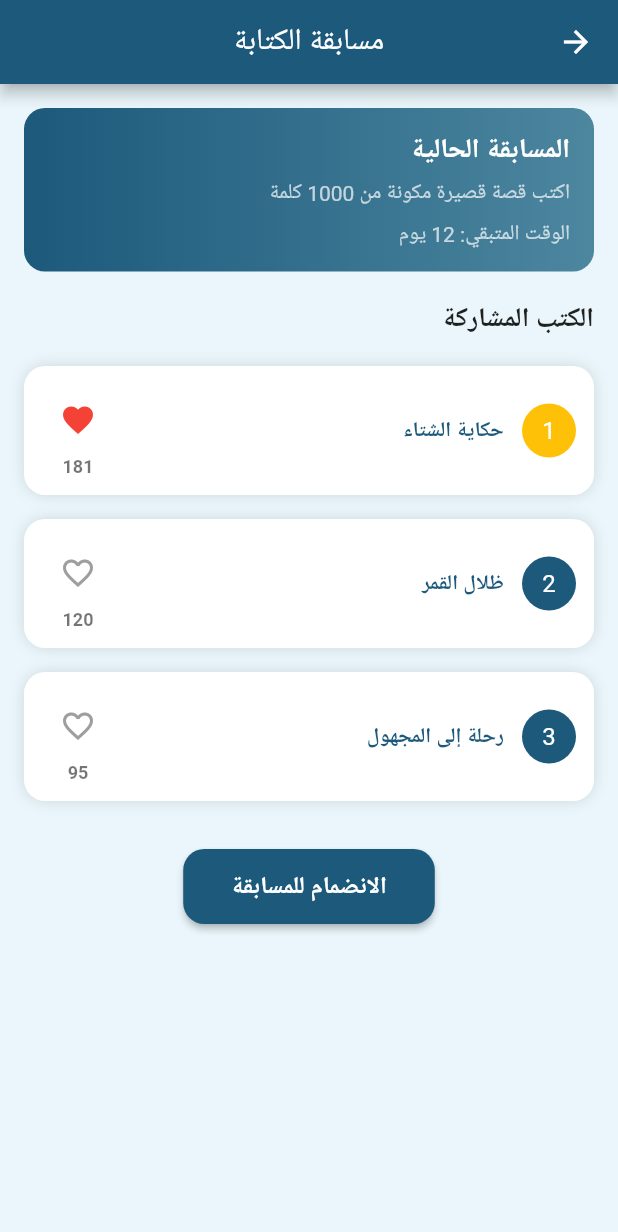
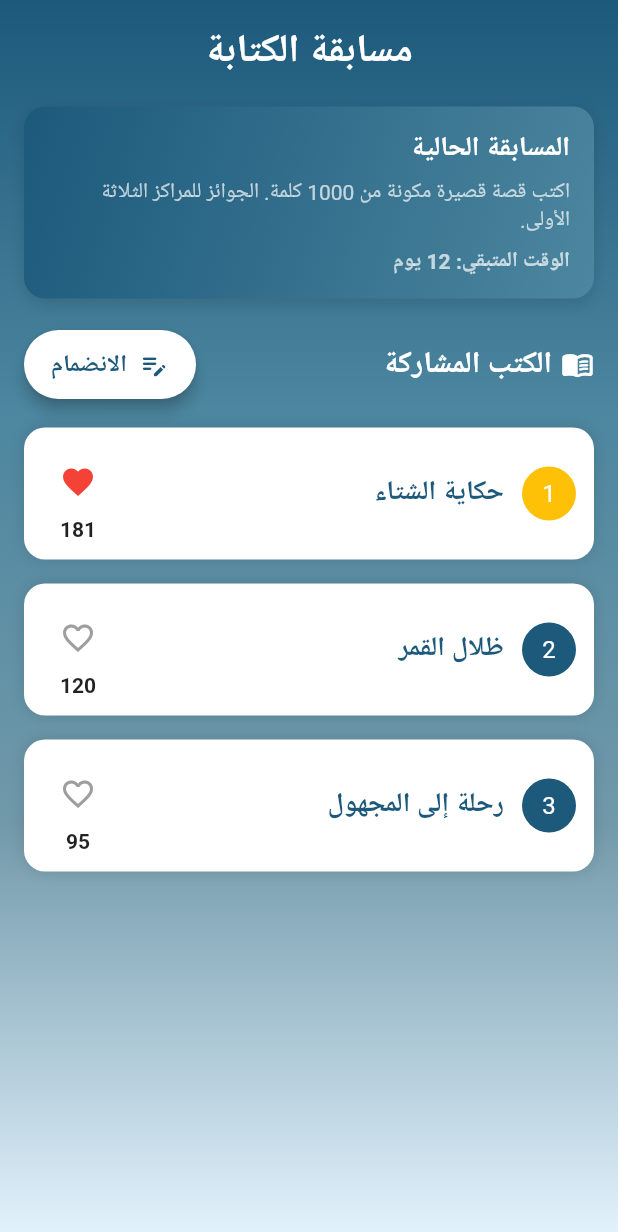
Before and after one commit to EngMohammadMostafa/Journey-of-a-pen_Frontend, a Flutter app: the WritingCompetitionsPage screen opened directly, after a tap on the "favorite outline" icon, on a phone screen of 412 x 824 dp. Shown: the top 1232 px of the screen. Run offline on Flutter 3.47's test engine with Material 2 defaults, Android fonts, the phone set to English and light mode, and no system bars; our stand-ins replace dio, open_file, shared_preferences; missing offline and left inert: advance_pdf_viewer2; accounts and stored records are empty; network calls fail.

Commit message:
تنسيقات واجهة المسابقة

```diff
--- a/lib/features/competitions/presentation/page/writing_competitions.dart
+++ b/lib/features/competitions/presentation/page/writing_competitions.dart
@@ -1,4 +1,3 @@
-import 'dart:io';
 import 'package:flutter/material.dart';
 import 'package:shared_preferences/shared_preferences.dart';
 
@@ -14,24 +13,9 @@
     with SingleTickerProviderStateMixin {
 
   List<Map<String, dynamic>> books = [
-    {
-      "id": "book_1",
-      "title": "ظلال القمر",
-      "likes_count": 120,
-      "filePath": null,
-    },
-    {
-      "id": "book_2",
-      "title": "رحلة إلى المجهول",
-      "likes_count": 95,
-      "filePath": null,
-    },
-    {
-      "id": "book_3",
-      "title": "حكاية الشتاء",
-      "likes_count": 180,
-      "filePath": null,
-    },
+    {"id": "book_1", "title": "ظلال القمر", "likes_count": 120},
+    {"id": "book_2", "title": "رحلة إلى المجهول", "likes_count": 95},
+    {"id": "book_3", "title": "حكاية الشتاء", "likes_count": 180},
   ];
 
   bool _loading = true;
@@ -50,51 +34,31 @@
     _loadState();
   }
 
-  @override
-  void dispose() {
-    _animController.dispose();
-    super.dispose();
+  Future<void> _loadState() async {
+    final prefs = await SharedPreferences.getInstance();
+    likedBooks = (prefs.getStringList('liked_books') ?? []).toSet();
+    books.sort((a, b) => b['likes_count'].compareTo(a['likes_count']));
+    setState(() => _loading = false);
   }
 
-  Future<void> _loadState() async {
+  void _toggleLike(String id) async {
     final prefs = await SharedPreferences.getInstance();
-    final likedList = prefs.getStringList('liked_books') ?? [];
-
     setState(() {
-      likedBooks = likedList.toSet();
-      books.sort((a, b) =>
-          (b['likes_count'] as int).compareTo(a['likes_count'] as int));
-      _loading = false;
+      final i = books.indexWhere((e) => e['id'] == id);
+      if (likedBooks.contains(id)) {
+        likedBooks.remove(id);
+        books[i]['likes_count']--;
+      } else {
+        likedBooks.add(id);
+        books[i]['likes_count']++;
+      }
+      books.sort((a, b) => b['likes_count'].compareTo(a['likes_count']));
     });
-  }
-
-  Future<void> _saveLikes() async {
-    final prefs = await SharedPreferences.getInstance();
-    await prefs.setStringList('liked_books', likedBooks.toList());
-  }
-
-  void _toggleLike(String bookId) {
-    setState(() {
-      final index = books.indexWhere((b) => b['id'] == bookId);
-      if (index == -1) return;
-
-      if (likedBooks.contains(bookId)) {
-        likedBooks.remove(bookId);
-        books[index]['likes_count']--;
-      } else {
-        likedBooks.add(bookId);
-        books[index]['likes_count']++;
-      }
-
-      books.sort((a, b) =>
-          (b['likes_count'] as int).compareTo(a['likes_count'] as int));
-    });
-
-    _saveLikes();
+    prefs.setStringList('liked_books', likedBooks.toList());
   }
 
   Widget _bookCard(Map<String, dynamic> book, int rank) {
-    final bool isLiked = likedBooks.contains(book['id']);
+    final isLiked = likedBooks.contains(book['id']);
 
     return ScaleTransition(
       scale: _anim,
@@ -104,9 +68,7 @@
         decoration: BoxDecoration(
           color: Colors.white,
           borderRadius: BorderRadius.circular(14),
-          boxShadow: const [
-            BoxShadow(color: Colors.black12, blurRadius: 8)
-          ],
+          boxShadow: const [BoxShadow(color: Colors.black12, blurRadius: 8)],
         ),
         child: Row(
           children: [
@@ -114,45 +76,29 @@
               radius: 18,
               backgroundColor:
               rank == 1 ? Colors.amber : const Color(0xFF1C597B),
-              child: Text("$rank",
-                  style: const TextStyle(color: Colors.white)),
+              child: Text("$rank", style: const TextStyle(color: Colors.white)),
             ),
             const SizedBox(width: 12),
-
             Expanded(
-              child: Column(
-                crossAxisAlignment: CrossAxisAlignment.start,
-                children: [
-                  Text(
+              child: Text(
                 book['title'],
-                    textAlign: TextAlign.right,
                 style: const TextStyle(
+                    fontSize: 18,
                     fontWeight: FontWeight.bold,
                     color: Color(0xFF1C597B)),
               ),
-                ],
             ),
-            ),
-
-            // 🔹 عدد المتفاعلين + زر الإعجاب
             Column(
-              mainAxisSize: MainAxisSize.min,
               children: [
                 IconButton(
-                  onPressed: () => _toggleLike(book['id']),
                   icon: Icon(
                     isLiked ? Icons.favorite : Icons.favorite_border,
                     color: isLiked ? Colors.red : Colors.grey,
                   ),
+                  onPressed: () => _toggleLike(book['id']),
                 ),
-                Text(
-                  "${book['likes_count']}",
-                  style: const TextStyle(
-                    fontSize: 12,
-                    fontWeight: FontWeight.bold,
-                    color: Colors.black54,
-                  ),
-                ),
+                Text("${book['likes_count']}",
+                    style: const TextStyle(fontWeight: FontWeight.bold)),
               ],
             ),
           ],
@@ -160,166 +106,138 @@
       ),
     );
   }
-  // 🔹 نموذج الانضمام
-  void _showJoinDialog() {
-    final titleController = TextEditingController();
-    final authorController = TextEditingController();
-
-    showDialog(
-      context: context,
-      builder: (context) {
-        return AlertDialog(
-          shape:
-          RoundedRectangleBorder(borderRadius: BorderRadius.circular(18)),
-          title: const Text(
-            "الانضمام للمسابقة",
-            style: TextStyle(
-                color: Color(0xFF1C597B), fontWeight: FontWeight.bold),
-          ),
-          content: Column(
-            mainAxisSize: MainAxisSize.min,
-            children: [
-              TextField(
-                controller: titleController,
-                decoration: const InputDecoration(
-                  labelText: "عنوان الكتاب",
-                  prefixIcon: Icon(Icons.book),
-                ),
-              ),
-              const SizedBox(height: 12),
-              TextField(
-                controller: authorController,
-                decoration: const InputDecoration(
-                  labelText: "اسم الكاتب",
-                  prefixIcon: Icon(Icons.person),
-                ),
-              ),
-              const SizedBox(height: 14),
-              ElevatedButton.icon(
-                onPressed: () {
-                  ScaffoldMessenger.of(context).showSnackBar(
-                    const SnackBar(content: Text("اختيار الملف غير مفعل حالياً")),
-                  );
-                },
-                icon: const Icon(Icons.upload_file),
-                label: const Text("رفع ملف الكتاب"),
-                style: ElevatedButton.styleFrom(
-                  backgroundColor: const Color(0xFF1C597B),
-                ),
-              ),
-            ],
-          ),
-          actions: [
-            TextButton(
-              onPressed: () => Navigator.pop(context),
-              child: const Text("إلغاء"),
-            ),
-            ElevatedButton(
-              style: ElevatedButton.styleFrom(
-                backgroundColor: const Color(0xFF1C597B),
-              ),
-              onPressed: () {
-                if (titleController.text.isEmpty ||
-                    authorController.text.isEmpty) {
-                  ScaffoldMessenger.of(context).showSnackBar(
-                    const SnackBar(content: Text("يرجى تعبئة جميع الحقول")),
-                  );
-                  return;
-                }
-
-                setState(() {
-                  books.add({
-                    "id": "book_${DateTime.now().millisecondsSinceEpoch}",
-                    "title": titleController.text,
-                    "author": authorController.text,
-                    "likes_count": 0,
-                    "filePath": null,
-                  });
-                });
-
-                Navigator.pop(context);
-              },
-              child: const Text("إرسال"),
-            ),
-          ],
-        );
-      },
-    );
-  }
 
   @override
   Widget build(BuildContext context) {
-    return Directionality( // 🔹 RTL عام
+    return Directionality(
       textDirection: TextDirection.rtl,
       child: Scaffold(
-        backgroundColor: const Color(0xFFEAF6FB),
-        appBar: AppBar(
-          backgroundColor: const Color(0xFF1C597B),
-          title: const Text("مسابقة الكتابة"),
-          centerTitle: true,
+        body: Container(
+          decoration: const BoxDecoration(
+            gradient: LinearGradient(
+              begin: Alignment.topCenter,
+              end: Alignment.bottomCenter,
+              colors: [
+                Color(0xFF1C597B),
+                Color(0xFF4C869F),
+                Color(0xFF7199AA),
+                Color(0xFFE3F2FD),
+              ],
             ),
-        body: _loading
-            ? const Center(child: CircularProgressIndicator())
+          ),
+          child: SafeArea(
+            child: _loading
+                ? const Center(child: CircularProgressIndicator(color: Colors.white))
                 : SingleChildScrollView(
+              child: ConstrainedBox(
+                constraints: BoxConstraints(
+                  minHeight: MediaQuery.of(context).size.height,
+                ),
+                child: Padding(
                   padding: const EdgeInsets.all(16),
                   child: Column(
-            crossAxisAlignment: CrossAxisAlignment.start,
+                    crossAxisAlignment: CrossAxisAlignment.center,
                     children: [
+
+                      /// 🔹 Header بدل AppBar
+                      const Text(
+                        "مسابقة الكتابة",
+                        style: TextStyle(
+                          fontSize: 26,
+                          fontWeight: FontWeight.bold,
+                          color: Colors.white,
+                        ),
+                      ),
+
+                      const SizedBox(height: 20),
+
+                      // البطاقة الأساسية للمسابقة
                       Container(
                         width: double.infinity,
                         padding: const EdgeInsets.all(16),
                         decoration: BoxDecoration(
                           gradient: const LinearGradient(
+                            begin: Alignment.topLeft,
+                            end: Alignment.bottomRight,
                             colors: [Color(0xFF1C597B), Color(0xFF4C869F)],
                           ),
                           borderRadius: BorderRadius.circular(14),
+                          boxShadow: [BoxShadow(color: Colors.black12, blurRadius: 8, offset: Offset(0, 4))],
                         ),
-                child:  Column(
+                        child: Column(
                           crossAxisAlignment: CrossAxisAlignment.start,
-                  children: [
-                    Text("المسابقة الحالية",
-                        style: TextStyle(
-                            color: Colors.white,
-                            fontWeight: FontWeight.bold,
-                            fontSize: 18)),
+                          children: const [
+                            Text("المسابقة الحالية", style: TextStyle(color: Colors.white, fontSize: 18, fontWeight: FontWeight.bold)),
                             SizedBox(height: 6),
-                    Text("اكتب قصة قصيرة مكونة من 1000 كلمة",
-                        style: TextStyle(color: Colors.white70)),
+                            Text("اكتب قصة قصيرة مكونة من 1000 كلمة. الجوائز للمراكز الثلاثة الأولى.", style: TextStyle(color: Colors.white70)),
                             SizedBox(height: 8),
-                    Text("الوقت المتبقي: 12 يوم",
-                        style: TextStyle(color: Colors.white70)),
+                            Text("الوقت المتبقي: 12 يوم", style: TextStyle(color: Colors.white70, fontWeight: FontWeight.w600)),
                           ],
                         ),
                       ),
+                      const SizedBox(height: 20),
+                      Row(
+                        mainAxisAlignment: MainAxisAlignment.spaceBetween,
+                        children: [
+                          Row(
+                            children: [
+                              const Icon(
+                                Icons.menu_book_rounded,
+                                color: Colors.white,
+                                size: 22,
+                              ),
+                              const SizedBox(width: 6),
+                              const Text(
+                                "الكتب المشاركة",
+                                style: TextStyle(
+                                  fontSize: 20,
+                                  fontWeight: FontWeight.w700,
+                                  color: Colors.white,
+                                  letterSpacing: 0.5,
+                                ),
+                              ),
+                            ],
+                          ),
+                          const SizedBox(height: 6),
 
-              const SizedBox(height: 20),
-              const Text("الكتب المشاركة",
-                  style: TextStyle(fontSize: 18, fontWeight: FontWeight.bold)),
-              const SizedBox(height: 10),
-
-              ...List.generate(
-                  books.length, (i) => _bookCard(books[i], i + 1)),
-
-              const SizedBox(height: 24),
-
-              Center(
-                child: ElevatedButton(
-                  onPressed: _showJoinDialog,
+                          ElevatedButton.icon(
+                            onPressed: () {},
+                            icon: const Icon(
+                              Icons.edit_note_rounded,
+                              size: 20,
+                            ),
+                            label: const Text(
+                              "الانضمام",
+                              style: TextStyle(
+                                fontWeight: FontWeight.bold,
+                                fontSize: 16,
+                              ),
+                            ),
                             style: ElevatedButton.styleFrom(
-                    backgroundColor: const Color(0xFF1C597B),
+                              backgroundColor: Colors.white,
+                              foregroundColor: const Color(0xFF1C597B),
+                              elevation: 4,
                               padding: const EdgeInsets.symmetric(
-                        horizontal: 32, vertical: 14),
+                                horizontal: 18,
+                                vertical: 12,
+                              ),
                               shape: RoundedRectangleBorder(
-                        borderRadius: BorderRadius.circular(14)),
-                  ),
-                  child: const Text(
-                    "الانضمام للمسابقة",
-                    style: TextStyle(
-                        fontSize: 16, fontWeight: FontWeight.bold),
+                                borderRadius: BorderRadius.circular(25),
                               ),
                             ),
                           ),
+
                         ],
+                      ),
+
+                      const SizedBox(height: 10),
+                      ...List.generate(
+                          books.length, (i) => _bookCard(books[i], i + 1)),
+                    ],
+                  ),
+                ),
+              ),
+            ),
           ),
         ),
       ),
```
Lines whose indentation alone changed are shown as unchanged.
